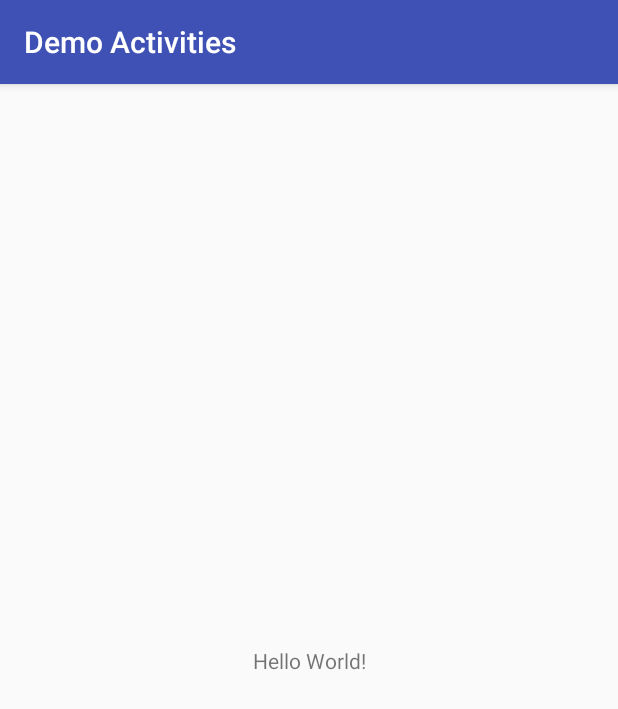
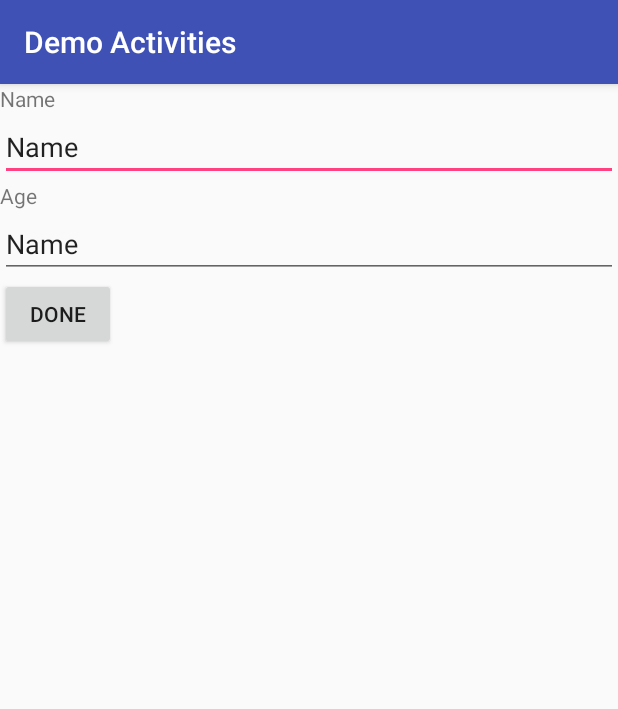
Before and after one commit to acidjive/DemoActivities, an Android app: the screen it shows after launch (MainActivity), on a phone screen of 412 x 824 dp. Shown: the top 709 px of the screen. Run offline under Robolectric (Android 15) with nearby library versions, the phone set to English and light mode, and no system bars.

```diff
--- a/app/src/main/AndroidManifest.xml
+++ b/app/src/main/AndroidManifest.xml
@@ -16,6 +16,7 @@
                 <category android:name="android.intent.category.LAUNCHER" />
             </intent-filter>
         </activity>
+        <activity android:name=".DemoActivities2"></activity>
     </application>
 
 </manifest>
--- a/app/src/main/java/com/myapplicationdev/android/demoactivities/MainActivity.java
+++ b/app/src/main/java/com/myapplicationdev/android/demoactivities/MainActivity.java
@@ -1,7 +1,11 @@
 package com.myapplicationdev.android.demoactivities;
 
+import android.content.Intent;
 import android.support.v7.app.AppCompatActivity;
 import android.os.Bundle;
+import android.view.View;
+import android.widget.Button;
+import android.widget.EditText;
 
 public class MainActivity extends AppCompatActivity {
 
@@ -9,5 +13,29 @@ public class MainActivity extends AppCompatActivity {
     protected void onCreate(Bundle savedInstanceState) {
         super.onCreate(savedInstanceState);
         setContentView(R.layout.activity_main);
+
+        //Get the btn and set the OnClickListener
+        Button btnDone =(Button)findViewById(R.id.buttonDone);
+        btnDone.setOnClickListener(new View.OnClickListener() {
+            @Override
+            public void onClick(View arg0) {
+                //Get the editText that user keys in Name
+                EditText etName =(EditText)findViewById(R.id.editTextName);
+                //Get the editText that the user keys in age
+                EditText etAge =(EditText)findViewById(R.id.editTextAge);
+                //Put the name and age into an array
+                String[] info ={etName.getText().toString(),etAge.getText().toString()};
+
+                //create an intent to start another activity called
+                //DemoActivitites (which we would create later)
+                Intent i = new Intent(MainActivity.this,DemoActivities2.class);
+
+                //pass the string array holding the name and age to new activity.
+                i.putExtra("info",info);
+                startActivity(i);
+
+            }
+        });
+
     }
 }
--- a/app/src/main/res/layout/activity_main.xml
+++ b/app/src/main/res/layout/activity_main.xml
@@ -1,18 +1,44 @@
 <?xml version="1.0" encoding="utf-8"?>
-<android.support.constraint.ConstraintLayout xmlns:android="http://schemas.android.com/apk/res/android"
+<LinearLayout xmlns:android="http://schemas.android.com/apk/res/android"
     xmlns:app="http://schemas.android.com/apk/res-auto"
     xmlns:tools="http://schemas.android.com/tools"
     android:layout_width="match_parent"
     android:layout_height="match_parent"
+    android:orientation="vertical"
     tools:context=".MainActivity">
 
     <TextView
-        android:layout_width="wrap_content"
+        android:id="@+id/textViewName"
+        android:layout_width="match_parent"
         android:layout_height="wrap_content"
-        android:text="Hello World!"
-        app:layout_constraintBottom_toBottomOf="parent"
-        app:layout_constraintLeft_toLeftOf="parent"
-        app:layout_constraintRight_toRightOf="parent"
-        app:layout_constraintTop_toTopOf="parent" />
+        android:text="Name" />
 
-</android.support.constraint.ConstraintLayout>
+    <EditText
+        android:id="@+id/editTextName"
+        android:layout_width="match_parent"
+        android:layout_height="wrap_content"
+        android:ems="10"
+        android:inputType="textPersonName"
+        android:text="Name" />
+
+    <TextView
+        android:id="@+id/textViewAge"
+        android:layout_width="match_parent"
+        android:layout_height="wrap_content"
+        android:text="Age" />
+
+    <EditText
+        android:id="@+id/editTextAge"
+        android:layout_width="match_parent"
+        android:layout_height="wrap_content"
+        android:ems="10"
+        android:inputType="textPersonName"
+        android:text="Name" />
+
+    <Button
+        android:id="@+id/buttonDone"
+        android:layout_width="77dp"
+        android:layout_height="wrap_content"
+        android:text="DONE" />
+
+</LinearLayout>
```
Also changed, not shown: app/src/main/java/com/myapplicationdev/android/demoactivities/DemoActivities2.java (added, +24 -0 lines), app/src/main/res/layout/activity_demo_activities2.xml (added, +15 -0 lines).
